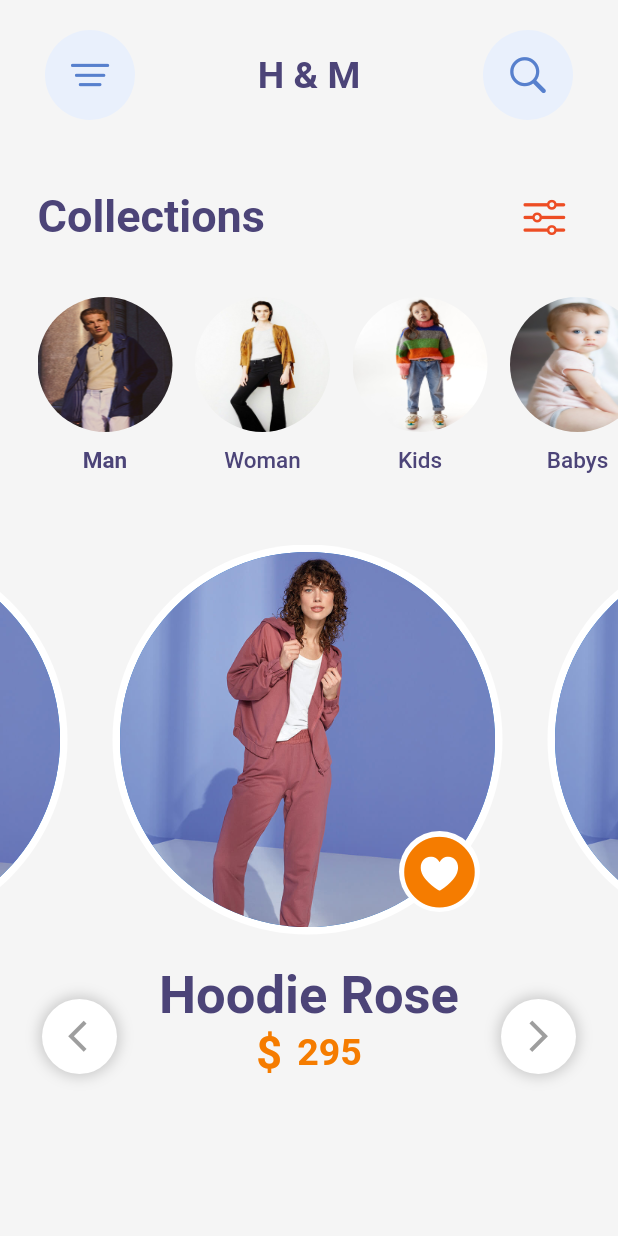
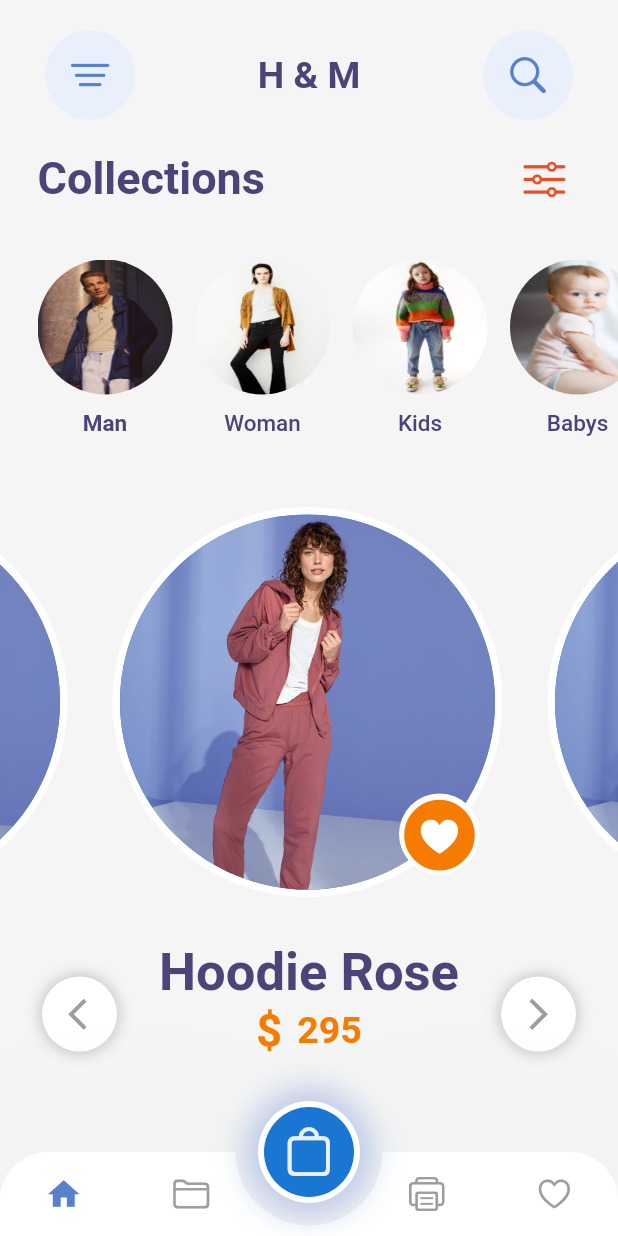
Before and after one commit to alperefesahin/e_commerce_ui, a Flutter app: the screen it shows after launch, on a phone screen of 412 x 824 dp. Run offline on Flutter 3.47's test engine with Material 2 defaults, Android fonts, the phone set to English and light mode, and no system bars; drawn by our look-alikes of animated_bottom_navigation_bar, auto_size_text; our stand-ins replace google_fonts.

Commit message:
feat: complete home page

```diff
--- a/lib/presentation/pages/home/home_page.dart
+++ b/lib/presentation/pages/home/home_page.dart
@@ -1,4 +1,6 @@
 import 'package:e_commerce_ui/presentation/pages/home/constants/colors.dart';
+import 'package:e_commerce_ui/presentation/pages/home/widgets/bottom_nav_bar.dart';
+import 'package:e_commerce_ui/presentation/pages/home/widgets/custom_float_action_button.dart';
 import 'package:e_commerce_ui/presentation/pages/home/widgets/home_page_app_bar.dart';
 import 'package:e_commerce_ui/presentation/pages/home/widgets/home_page_body.dart';
 import 'package:flutter/material.dart';
@@ -12,6 +14,9 @@ class HomePage extends StatelessWidget {
       backgroundColor: homePageBackgroundColor,
       appBar: HomePageAppBar(),
       body: const HomePageBody(),
+      floatingActionButtonLocation: FloatingActionButtonLocation.centerDocked,
+      floatingActionButton: const CustomFloatActionButton(),
+      bottomNavigationBar: const BottomNavBar(),
     );
   }
 }
--- /dev/null
+++ b/lib/presentation/pages/home/widgets/bottom_nav_bar.dart
@@ -0,0 +1,27 @@
+import 'package:animated_bottom_navigation_bar/animated_bottom_navigation_bar.dart';
+import 'package:e_commerce_ui/presentation/pages/home/constants/colors.dart';
+import 'package:flutter/cupertino.dart';
+import 'package:flutter/material.dart';
+
+class BottomNavBar extends StatelessWidget {
+  const BottomNavBar({Key? key}) : super(key: key);
+
+  @override
+  Widget build(BuildContext context) {
+    return AnimatedBottomNavigationBar(
+        inactiveColor: greyColor,
+        activeColor: appBarIconButtonColor,
+        iconSize: 25,
+        elevation: 75,
+        notchMargin: 15,
+        icons: const [Icons.home, CupertinoIcons.folder, CupertinoIcons.printer, CupertinoIcons.heart],
+        activeIndex: 0,
+        gapLocation: GapLocation.center,
+        notchSmoothness: NotchSmoothness.softEdge,
+        leftCornerRadius: 32,
+        rightCornerRadius: 32,
+        onTap: (int value) {}
+        //other params
+        );
+  }
+}
--- /dev/null
+++ b/lib/presentation/pages/home/widgets/custom_float_action_button.dart
@@ -0,0 +1,31 @@
+import 'package:e_commerce_ui/presentation/pages/home/constants/colors.dart';
+import 'package:flutter/cupertino.dart';
+import 'package:flutter/material.dart';
+
+class CustomFloatActionButton extends StatelessWidget {
+  const CustomFloatActionButton({Key? key}) : super(key: key);
+
+  @override
+  Widget build(BuildContext context) {
+    return Container(
+      decoration: BoxDecoration(
+        borderRadius: const BorderRadius.all(Radius.circular(60)),
+        boxShadow: [
+          BoxShadow(color: appBarIconButtonColor.withOpacity(0.35), spreadRadius: 9, blurRadius: 17),
+        ],
+      ),
+      child: const CircleAvatar(
+        radius: 34.0,
+        backgroundColor: whiteColor,
+        child: CircleAvatar(
+          radius: 30,
+          child: Icon(
+            CupertinoIcons.bag,
+            size: 38,
+            color: appBarIconBackgroundColor,
+          ),
+        ),
+      ),
+    );
+  }
+}
--- a/lib/presentation/pages/home/widgets/home_page_app_bar.dart
+++ b/lib/presentation/pages/home/widgets/home_page_app_bar.dart
@@ -6,7 +6,7 @@ import 'package:flutter/material.dart';
 
 class HomePageAppBar extends StatelessWidget with PreferredSizeWidget {
   HomePageAppBar({Key? key})
-      : preferredSize = const Size.fromHeight(100.0),
+      : preferredSize = const Size.fromHeight(95.0),
         super(key: key);
 
   @override
--- a/lib/presentation/pages/home/widgets/home_page_body.dart
+++ b/lib/presentation/pages/home/widgets/home_page_body.dart
@@ -13,10 +13,11 @@ class HomePageBody extends StatelessWidget {
 
   @override
   Widget build(BuildContext context) {
-    return Column(
+    return SingleChildScrollView(
+      child: Column(
         children: [
           Padding(
-          padding: const EdgeInsets.only(left: 25, right: 25, top: 20),
+            padding: const EdgeInsets.only(left: 25, right: 25),
             child: Row(
               mainAxisAlignment: MainAxisAlignment.spaceBetween,
               children: const [
@@ -37,7 +38,7 @@ class HomePageBody extends StatelessWidget {
           const Collections(),
           CollectionItems(),
           Padding(
-          padding: const EdgeInsets.only(top: 20),
+            padding: const EdgeInsets.only(top: 30),
             child: Row(
               mainAxisAlignment: MainAxisAlignment.spaceEvenly,
               children: [
@@ -88,6 +89,7 @@ class HomePageBody extends StatelessWidget {
             ),
           )
         ],
+      ),
     );
   }
 }
--- a/pubspec.yaml
+++ b/pubspec.yaml
@@ -31,6 +31,7 @@ dependencies:
     sdk: flutter
   google_fonts: ^2.3.2
   auto_size_text: ^3.0.0
+  animated_bottom_navigation_bar: ^0.3.3
 
   # The following adds the Cupertino Icons font to your application.
   # Use with the CupertinoIcons class for iOS style icons.
```
Lines whose indentation alone changed are shown as unchanged.
